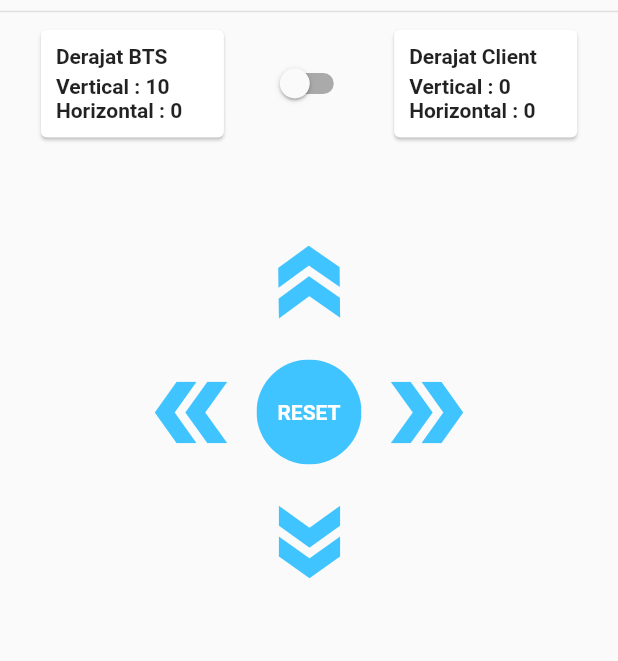
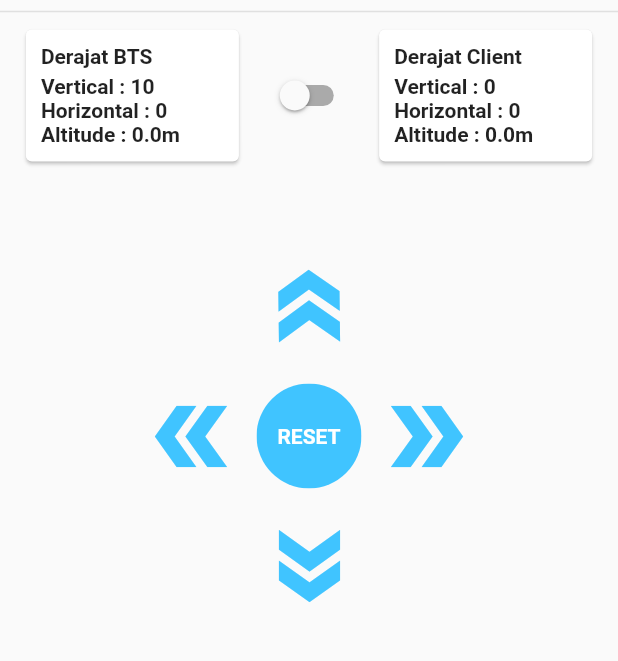
Before and after one commit to adhiindra/flutter_pointing, a Flutter app: the screen it shows after launch, after a tap on the "double arrow" icon, on a phone screen of 412 x 824 dp, the part 245-906 px from its top. Run offline on Flutter 3.47's test engine with Material 2 defaults, Android fonts, the phone set to English and light mode, and no system bars; drawn by our look-alikes of google_nav_bar; our stand-ins replace animated_splash_screen, firebase_core, firebase_database, google_maps_flutter, permission_handler; accounts and stored records are empty.

```diff
--- a/lib/main.dart
+++ b/lib/main.dart
@@ -18,6 +18,11 @@ void main() async{
   WidgetsFlutterBinding.ensureInitialized();
   await Firebase.initializeApp();
   runApp(MaterialApp(
+    theme: ThemeData(
+      appBarTheme: AppBarTheme(
+        brightness: Brightness.dark,
+      ),
+    ),
     home: AnimatedSplashScreen(
       duration: 3000,
       splash: Container(
--- a/lib/pointing.dart
+++ b/lib/pointing.dart
@@ -23,6 +23,8 @@ class _pointingState extends State<pointing> {
   int hBts = 0;
   int vClient = 0;
   int hClient = 0;
+  double altitudeBts = 0.0;
+  double altitudeClient = 0.0;
 
   @override
     void initState() {
@@ -46,6 +48,20 @@ class _pointingState extends State<pointing> {
   }
 
   readData() async{
+    streamRef = ref.child('$user/GPS/BTS/Altitude').onValue.listen((event) {
+      final double sAlt = double.parse(event.snapshot.value.toString());
+      setState(() {
+        altitudeBts = sAlt;
+      });
+    });
+
+    streamRef = ref.child('$user/GPS/Client/Altitude').onValue.listen((event) {
+      final double sAltClient = double.parse(event.snapshot.value.toString());
+      setState(() {
+        altitudeClient = sAltClient;
+      });
+    });
+
     streamRef = ref.child('$user/Derajat/BTS/Vertical').onValue.listen((event) {
       final int svBts = int.parse(event.snapshot.value.toString());
       setState(() {
@@ -87,7 +103,7 @@ class _pointingState extends State<pointing> {
             Padding(
               padding: EdgeInsets.fromLTRB(0, 0, 0, 0),
               child: Container(
-                width: 130,
+                width: 150,
                 child: Card(
                   clipBehavior: Clip.antiAlias,
                   child: Padding(
@@ -118,6 +134,14 @@ class _pointingState extends State<pointing> {
                             Text("$hBts"),
                           ],
                         ),
+                        Row(
+                          children: <Widget>[
+                            Text('Altitude : '
+                            ),
+                            Text("$altitudeBts"),
+                            Text('m'),
+                          ],
+                        )
                       ],
                     ),
                   ),
@@ -142,7 +166,7 @@ class _pointingState extends State<pointing> {
             Padding(
               padding: EdgeInsets.fromLTRB(0, 0, 0, 0),
               child: Container(
-                width: 130,
+                width: 150,
                 child: Card(
                   clipBehavior: Clip.antiAlias,
                   child: Padding(
@@ -173,6 +197,14 @@ class _pointingState extends State<pointing> {
                             Text('$hClient'),
                           ],
                         ),
+                        Row(
+                          children: <Widget>[
+                            Text('Altitude : '
+                            ),
+                            Text("$altitudeClient"),
+                            Text('m'),
+                          ],
+                        )
                       ],
                     ),
                   ),
```
Also changed, not shown: 3 other files.
